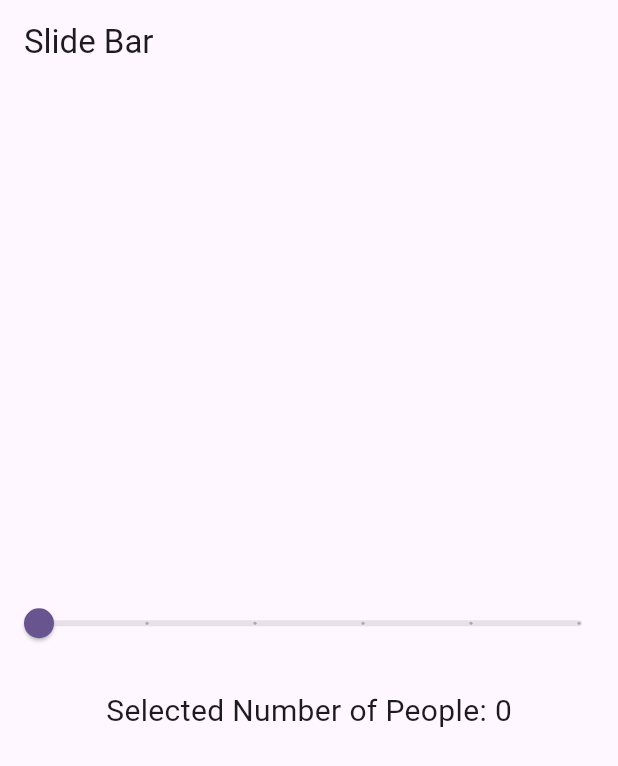
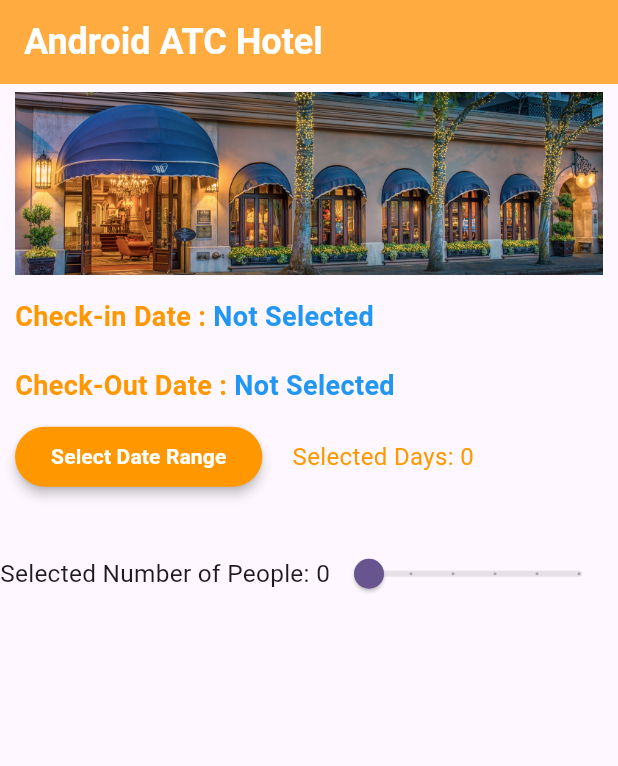
Before and after one commit to NadaMakkawy/task_11, a Flutter app: the screen it shows after launch, on a phone screen of 412 x 824 dp. Shown: the top 766 px of the screen. Run offline on Flutter 3.47's test engine with Material 3 defaults, Android fonts, the phone set to English and light mode, and no system bars.

Commit message:
created main page with the date picker and modified UI

```diff
--- /dev/null
+++ b/lib/date_picker_widget.dart
@@ -0,0 +1,152 @@
+import 'package:flutter/material.dart';
+
+class DatePickerWidget extends StatefulWidget {
+  const DatePickerWidget({super.key});
+
+  @override
+  State<DatePickerWidget> createState() => _DatePickerWidgetState();
+}
+
+class _DatePickerWidgetState extends State<DatePickerWidget> {
+  DateTime? startDate;
+  DateTime? endDate;
+
+  int getSelectedDays() {
+    if (startDate != null && endDate != null) {
+      final difference = endDate!.difference(startDate!);
+      return difference.inDays + 1;
+    }
+    return 0;
+  }
+
+  // String getSelectedDateRange() {
+  //   if (startDate != null && endDate != null) {
+  //     return '${startDate!.toString().split(' ')[0]}  to  ${endDate!.toString().split(' ')[0]}';
+  //   }
+  //   return 'Not Selected';
+  // }
+
+  Future<void> selectDateRange(BuildContext context) async {
+    final initialDateRange = DateTimeRange(
+      start: startDate ?? DateTime.now(),
+      end: endDate ?? DateTime.now().add(const Duration(days: 3)),
+    );
+
+    final picked = await showDateRangePicker(
+      // initialEntryMode: DatePickerEntryMode.input,
+      context: context,
+      firstDate: DateTime.now(),
+      lastDate: DateTime.now().add(const Duration(days: 120)),
+      initialDateRange: initialDateRange,
+    );
+
+    if (picked != null) {
+      startDate = picked.start;
+      endDate = picked.end;
+      setState(() {});
+    }
+  }
+
+  @override
+  Widget build(BuildContext context) {
+    return Padding(
+      padding: const EdgeInsets.all(10),
+      child: Column(
+        crossAxisAlignment: CrossAxisAlignment.start,
+        children: <Widget>[
+          Row(
+            children: [
+              const Text(
+                'Check-in Date : ',
+                style: TextStyle(
+                  fontSize: 18,
+                  fontWeight: FontWeight.bold,
+                  color: Colors.orange,
+                ),
+              ),
+              Text(
+                startDate != null
+                    ? startDate!.toString().split(' ')[0]
+                    : 'Not Selected',
+                style: const TextStyle(
+                  fontSize: 18,
+                  fontWeight: FontWeight.bold,
+                  color: Colors.blue,
+                ),
+              ),
+            ],
+          ),
+          const SizedBox(height: 20),
+          Row(
+            children: [
+              const Text(
+                'Check-Out Date : ',
+                style: TextStyle(
+                  fontSize: 18,
+                  fontWeight: FontWeight.bold,
+                  color: Colors.orange,
+                ),
+              ),
+              Text(
+                endDate != null
+                    ? endDate!.toString().split(' ')[0]
+                    : 'Not Selected',
+                style: const TextStyle(
+                  fontSize: 18,
+                  fontWeight: FontWeight.bold,
+                  color: Colors.blue,
+                ),
+              ),
+            ],
+          ),
+          const SizedBox(height: 10),
+          Row(
+            mainAxisAlignment: MainAxisAlignment.start,
+            children: [
+              ElevatedButton(
+                style: ElevatedButton.styleFrom(
+                  backgroundColor: Colors.orange,
+                  foregroundColor: Colors.white,
+                  elevation: 3,
+                ),
+                onPressed: () => selectDateRange(context),
+                child: const Text(
+                  'Select Date Range',
+                  style: TextStyle(
+                    fontSize: 14,
+                    fontWeight: FontWeight.bold,
+                  ),
+                ),
+              ),
+              const SizedBox(width: 20),
+              Flexible(
+                child: FittedBox(
+                  fit: BoxFit.scaleDown,
+                  child: Column(
+                    children: [
+                      // Text(
+                      //   '${getSelectedDateRange()}',
+                      //   style: TextStyle(
+                      //     fontSize: 16,
+                      //     color: Colors.blue,
+                      //   ),
+                      // ),
+                      Text(
+                        'Selected Days: ${getSelectedDays()}',
+                        style: const TextStyle(
+                          fontSize: 16,
+                          color: Colors.orange,
+                        ),
+                      ),
+                    ],
+                  ),
+                ),
+              ),
+            ],
+          ),
+          const SizedBox(height: 20),
+        ],
+      ),
+    );
+  }
+}
--- a/lib/date_range_picker.dart
+++ /dev/null
@@ -1,89 +0,0 @@
-import 'package:flutter/material.dart';
-
-class DatePickerPage extends StatefulWidget {
-  const DatePickerPage({super.key});
-
-  @override
-  State<DatePickerPage> createState() => _DatePickerPageState();
-}
-
-class _DatePickerPageState extends State<DatePickerPage> {
-  DateTime? startDate;
-  DateTime? endDate;
-
-  int getSelectedDays() {
-    if (startDate != null && endDate != null) {
-      final difference = endDate!.difference(startDate!);
-      return difference.inDays + 1;
-    }
-    return 0;
-  }
-
-  String getSelectedDateRange() {
-    if (startDate != null && endDate != null) {
-      return '${startDate!.toString().split(' ')[0]}  to  ${endDate!.toString().split(' ')[0]}';
-    }
-    return 'Not Selected';
-  }
-
-  Future<void> selectDateRange(BuildContext context) async {
-    final initialDateRange = DateTimeRange(
-      start: startDate ?? DateTime.now(),
-      end: endDate ?? DateTime.now().add(Duration(days: 3)),
-    );
-
-    final picked = await showDateRangePicker(
-      context: context,
-      firstDate: DateTime.now(),
-      lastDate: DateTime.now().add(Duration(days: 120)),
-      initialDateRange: initialDateRange,
-    );
-
-    if (picked != null) {
-      startDate = picked.start;
-      endDate = picked.end;
-      setState(() {});
-    }
-  }
-
-  @override
-  Widget build(BuildContext context) {
-    return Scaffold(
-      appBar: AppBar(
-        title: Text('Date Picker'),
-      ),
-      body: Center(
-        child: Column(
-          mainAxisAlignment: MainAxisAlignment.center,
-          children: <Widget>[
-            Text(
-              'Check-in Date: ${startDate != null ? startDate!.toString().split(' ')[0] : 'Not Selected'}',
-              style: TextStyle(fontSize: 20),
-            ),
-            SizedBox(height: 40),
-            Text(
-              'Check-Out Date: ${endDate != null ? endDate!.toString().split(' ')[0] : 'Not Selected'}',
-              style: TextStyle(fontSize: 20),
-            ),
-            SizedBox(height: 20),
-            ElevatedButton(
-              onPressed: () => selectDateRange(context),
-              child: Text('Select Date Range'),
-            ),
-            SizedBox(height: 20),
-            Text(
-              'Selected Date Range:\n${getSelectedDateRange()}',
-              textAlign: TextAlign.center,
-              style: TextStyle(fontSize: 20),
-            ),
-            SizedBox(height: 20),
-            Text(
-              'Selected Days: ${getSelectedDays()}',
-              style: TextStyle(fontSize: 20),
-            ),
-          ],
-        ),
-      ),
-    );
-  }
-}
--- a/lib/first_attempt.dart
+++ b/lib/first_attempt.dart
@@ -1,14 +1,14 @@
 import 'package:flutter/material.dart';
 
-class HomePage extends StatefulWidget {
+class FirstAttempt extends StatefulWidget {
   final String? title;
-  const HomePage({super.key, required this.title});
+  const FirstAttempt({super.key, required this.title});
 
   @override
-  State<HomePage> createState() => _HomePageState();
+  State<FirstAttempt> createState() => _HomePageState();
 }
 
-class _HomePageState extends State<HomePage> {
+class _HomePageState extends State<FirstAttempt> {
   // List<Map<String, bool>> allItemsList = [
   //   {'Item 1': false},
   //   {'Item 2': false},
--- a/lib/main.dart
+++ b/lib/main.dart
@@ -1,9 +1,7 @@
 import 'package:flutter/material.dart';
+import 'package:task_11/slide_bar_widget.dart';
 
-import 'date_range_picker.dart';
-import 'slide_bar_widget.dart';
-
-// import 'first_attempt.dart';
+import 'date_picker_widget.dart';
 
 void main() {
   runApp(const MyApp());
@@ -21,8 +19,42 @@ class MyApp extends StatelessWidget {
         colorScheme: ColorScheme.fromSeed(seedColor: Colors.deepPurple),
         useMaterial3: true,
       ),
-      // home: const HomePage(title: 'Android ATC Hotel'),
-      home: SlideBarWidget(),
+      home: const HomePage(title: 'Android ATC Hotel'),
     );
   }
 }
+
+class HomePage extends StatefulWidget {
+  final String? title;
+
+  const HomePage({super.key, this.title});
+
+  @override
+  State<HomePage> createState() => _HomePageState();
+}
+
+class _HomePageState extends State<HomePage> {
+  @override
+  Widget build(BuildContext context) {
+    return Scaffold(
+      appBar: AppBar(
+        backgroundColor: Colors.orangeAccent,
+        title: Text(
+          widget.title!,
+          style: const TextStyle(
+              fontWeight: FontWeight.bold, color: Colors.white, fontSize: 24),
+        ),
+      ),
+      body: ListView(
+        children: [
+          Container(
+            padding: const EdgeInsets.symmetric(vertical: 5, horizontal: 10),
+            child: Image.asset('assets/entrance.jpg'),
+          ),
+          const DatePickerWidget(),
+          SlideBarWidget(),
+        ],
+      ),
+    );
+  }
+}
--- a/lib/slide_bar_widget.dart
+++ b/lib/slide_bar_widget.dart
@@ -12,32 +12,18 @@ class _SlideBarWidgetState extends State<SlideBarWidget> {
 
   @override
   Widget build(BuildContext context) {
-    return Scaffold(
-      appBar: AppBar(
-        title: Text('Slide Bar'),
-      ),
-      body: Center(
-        child: SlideSelectionBar(),
-      ),
-    );
-  }
-}
-
-class SlideSelectionBar extends StatefulWidget {
-  const SlideSelectionBar({super.key});
-
-  @override
-  State<SlideSelectionBar> createState() => _SlideSelectionBarState();
-}
-
-class _SlideSelectionBarState extends State<SlideSelectionBar> {
-  double currentSliderValue = 0;
-
-  @override
-  Widget build(BuildContext context) {
-    return Column(
+    return Row(
       mainAxisAlignment: MainAxisAlignment.center,
       children: [
+        Flexible(
+          child: FittedBox(
+            child: Text(
+              'Selected Number of People: ${currentSliderValue.round()}',
+              style: TextStyle(fontSize: 20),
+            ),
+          ),
+        ),
+        SizedBox(height: 20),
         Slider(
           value: currentSliderValue,
           min: 0,
@@ -49,11 +35,6 @@ class _SlideSelectionBarState extends State<SlideSelectionBar> {
             setState(() {});
           },
         ),
-        SizedBox(height: 20),
-        Text(
-          'Selected Number of People: ${currentSliderValue.round()}',
-          style: TextStyle(fontSize: 20),
-        ),
       ],
     );
   }
```
